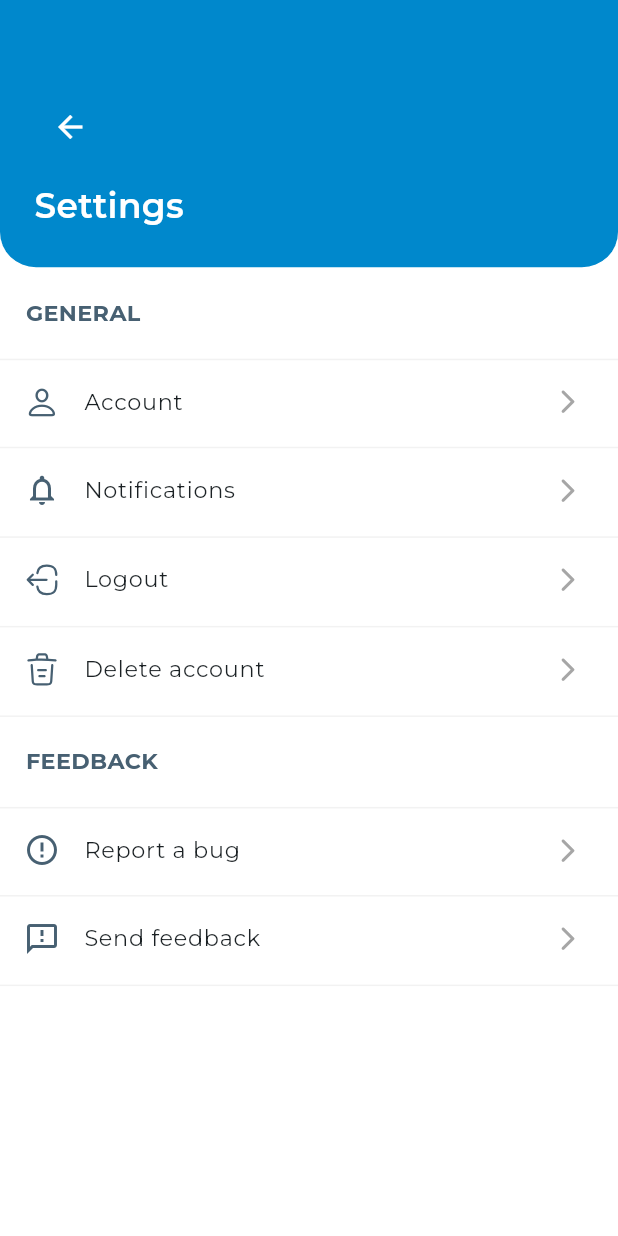
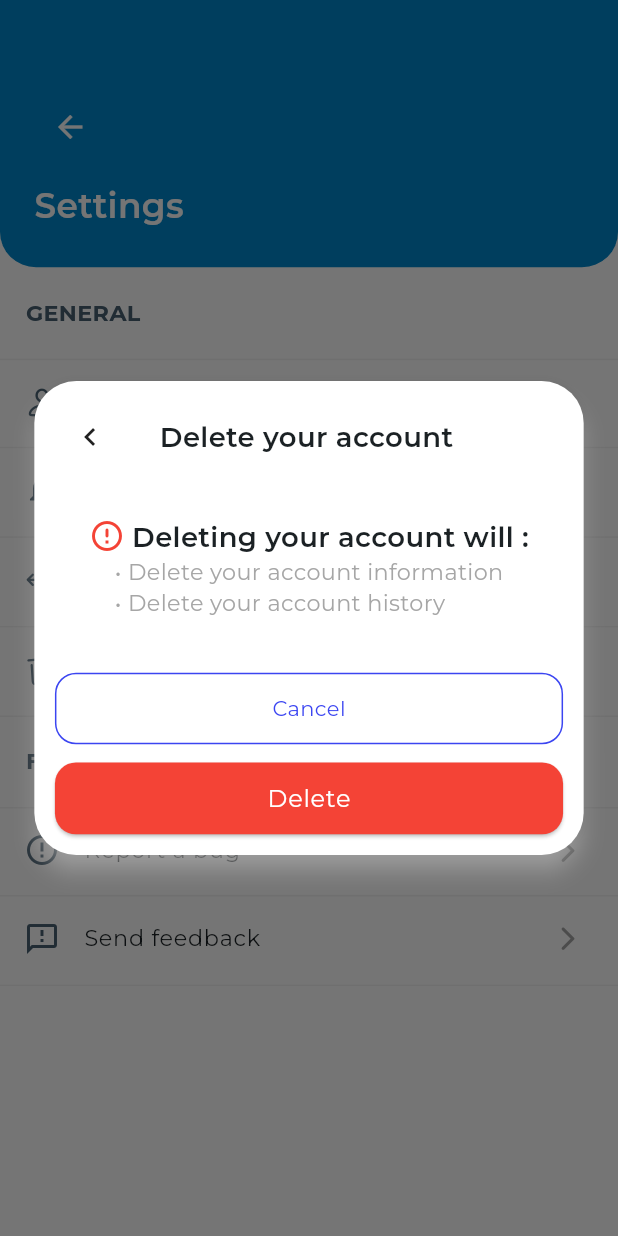
Before and after one commit to JER3MIAH/converse_chat_app, a Flutter app: the SettingScreen screen opened by its route, after a tap on "Delete account", on a phone screen of 412 x 824 dp. Run offline on Flutter 3.47's test engine with Material 3 defaults, Android fonts, the light colour scheme and no system bars; our stand-ins replace animated_text_kit, cached_network_image, cloud_firestore, dio, emoji_picker_flutter, firebase_auth and 15 more; accounts and stored records are empty; generated files the repository leaves out were written again; project files that could hold a hidden picture were left out.

Commit message:
Implement delete function

```diff
--- a/lib/src/features/auth/logic/services/auth_service.dart
+++ b/lib/src/features/auth/logic/services/auth_service.dart
@@ -58,6 +58,7 @@ class AuthService {
 
   Future<void> deleteAccount() async {
     try {
+      //TODO: Fix
       User? user = _auth.currentUser;
       if (user != null) {
         //? Get user's email before deleting the account
--- a/lib/src/features/settings/presentation/screens/setting_screen.dart
+++ b/lib/src/features/settings/presentation/screens/setting_screen.dart
@@ -1,14 +1,19 @@
+import 'package:converse/src/features/home/logic/providers/user_provider.dart';
+import 'package:converse/src/features/navigation/app_navigator.dart';
+import 'package:converse/src/features/navigation/routes.dart';
 import 'package:converse/src/shared/shared.dart';
+import 'package:converse/src/shared/widgets/app_snackbars.dart';
 import 'package:flutter/cupertino.dart';
 import 'package:flutter/material.dart';
+import 'package:flutter_riverpod/flutter_riverpod.dart';
 
 import '../widgets/widgets.dart';
 
-class SettingScreen extends StatelessWidget {
+class SettingScreen extends ConsumerWidget {
   const SettingScreen({super.key});
 
   @override
-  Widget build(BuildContext context) {
+  Widget build(BuildContext context, ref) {
     final theme = Theme.of(context).colorScheme;
     return Scaffold(
       body: Column(
@@ -38,7 +43,26 @@ class SettingScreen extends StatelessWidget {
           SettingsTile(
             leadingIcon: trashIcon,
             title: 'Delete account',
-            onTap: () {},
+            onTap: () {
+              AppDialog.dialog(
+                DeleteDialog(
+                  message: 'Are you sure you want to delete your account?',
+                  onTap: () async {
+                    AppNavigator.popDialog();
+                    final isSuccessful =
+                        await ref.read(userProvider.notifier).deleteUser();
+                    if (isSuccessful) {
+                      AppNavigator.replaceNamed(AuthRoutes.signUp);
+                    } else {
+                      AppSnackBar.showSnackbar(
+                        message: 'An error occured, could not delete account',
+                      );
+                    }
+                  },
+                ),
+                bgColor: theme.background,
+              );
+            },
           ),
           const SettingHeaderText(text: 'FEEDBACK'),
           SettingsTile(
--- /dev/null
+++ b/lib/src/features/settings/presentation/widgets/delete_dialog.dart
@@ -0,0 +1,99 @@
+import 'package:converse/src/features/navigation/app_navigator.dart';
+import 'package:converse/src/shared/shared.dart';
+import 'package:flutter/material.dart';
+
+class DeleteDialog extends StatelessWidget {
+  final String message;
+  final VoidCallback? onTap;
+  const DeleteDialog({
+    super.key,
+    required this.message,
+    this.onTap,
+  });
+
+  @override
+  Widget build(BuildContext context) {
+    final theme = Theme.of(context).colorScheme;
+
+    return Container(
+      padding: EdgeInsets.all(12.w),
+      child: Column(
+        crossAxisAlignment: CrossAxisAlignment.center,
+        mainAxisSize: MainAxisSize.min,
+        children: [
+          Row(
+            children: [
+              const AppBackButton(),
+              XBox(20.w),
+              Text(
+                'Delete your account',
+                style: TextStyle(
+                  fontSize: 16.sp,
+                  fontWeight: FontWeight.w600,
+                  color: theme.outline,
+                ),
+              ),
+            ],
+          ),
+          YBox(25.h),
+          Row(
+            mainAxisAlignment: MainAxisAlignment.center,
+            children: [
+              Icon(
+                Icons.error_outline_rounded,
+                color: appColors.error,
+              ),
+              XBox(4.w),
+              Text(
+                'Deleting your account will :',
+                style: TextStyle(
+                  fontSize: 16.sp,
+                  fontWeight: FontWeight.w600,
+                  color: theme.outline,
+                ),
+              )
+            ],
+          ),
+          Column(
+            crossAxisAlignment: CrossAxisAlignment.start,
+            children: [
+              Text(
+                '• Delete your account information',
+                style: TextStyle(
+                  fontSize: 13.sp,
+                  fontWeight: FontWeight.w400,
+                  color: appColors.grey80.withOpacity(0.7),
+                ),
+              ),
+              Text(
+                '• Delete your account history',
+                style: TextStyle(
+                  fontSize: 13.sp,
+                  fontWeight: FontWeight.w400,
+                  color: appColors.grey80.withOpacity(0.7),
+                ),
+              ),
+            ],
+          ),
+          YBox(30.h),
+          AppOutlineButton(
+            size: Size(double.infinity, 40.h),
+            radius: 14,
+            label: 'Cancel',
+            onPressed: () {
+              AppNavigator.popDialog();
+            },
+          ),
+          YBox(10.h),
+          AppButton(
+            buttonSize: Size(double.infinity, 40.h),
+            title: 'Delete',
+            borderRadius: BorderRadius.circular(14),
+            buttonColor: appColors.error,
+            onTap: onTap,
+          ),
+        ],
+      ),
+    );
+  }
+}
--- a/lib/src/features/settings/presentation/widgets/widgets.dart
+++ b/lib/src/features/settings/presentation/widgets/widgets.dart
@@ -1,2 +1,3 @@
 export 'setting_tile.dart';
 export 'header_text.dart';
+export 'delete_dialog.dart';
--- a/lib/src/shared/widgets/app_buttons.dart
+++ b/lib/src/shared/widgets/app_buttons.dart
@@ -44,65 +44,51 @@ class AppButton extends StatelessWidget {
                     Theme.of(context)
                         .textTheme
                         .bodyLarge!
-                        .copyWith(color: theme.background),
+                        .copyWith(color: appColors.white),
               ),
       ),
     );
   }
 }
 
-class AppOutlinedButton extends StatelessWidget {
-  final String text;
-  final VoidCallback? onTap;
-  final Color? overlayColor;
-  final Color? borderSideColor, textColor;
-  final double height;
-  final BorderRadius? borderRadius;
-  const AppOutlinedButton({
+class AppOutlineButton extends StatelessWidget {
+  const AppOutlineButton({
     super.key,
-    required this.text,
-    this.onTap,
-    this.overlayColor,
-    this.borderSideColor,
-    this.height = 60,
-    this.borderRadius,
-    this.textColor,
+    required this.label,
+    required this.onPressed,
+    this.borderColor,
+    this.radius = 20,
+    this.size,
+    this.labelStyle,
   });
+
+  final String label;
+  final TextStyle? labelStyle;
+  final VoidCallback onPressed;
+  final Color? borderColor;
+  final double radius;
+  final Size? size;
 
   @override
   Widget build(BuildContext context) {
-    return ClipRRect(
-      borderRadius: BorderRadius.circular(12),
-      child: SizedBox(
-        width: MediaQuery.of(context).size.width,
-        height: height,
-        child: OutlinedButton(
-          style: ButtonStyle(
-            padding:
-                MaterialStatePropertyAll(EdgeInsets.symmetric(vertical: 12.h)),
-            overlayColor: MaterialStatePropertyAll(
-                overlayColor ?? appColors.error.withOpacity(0.4)),
-            shape: MaterialStateProperty.all<RoundedRectangleBorder>(
-              RoundedRectangleBorder(
-                borderRadius: borderRadius ??
-                    BorderRadius.circular(10), // Adjust the radius as needed
-              ),
-            ),
-            side: MaterialStatePropertyAll(
-              BorderSide(
-                color: borderSideColor ?? appColors.error,
-              ),
-            ),
-          ),
-          onPressed: onTap,
-          child: Text(
-            text,
-            style: TextStyle(
-              fontSize: 16..sp,
-              fontWeight: FontWeight.w400,
-              color: textColor ?? appColors.error,
-            ),
-          ),
+    return OutlinedButton(
+      onPressed: onPressed,
+      style: OutlinedButton.styleFrom(
+        fixedSize: size,
+        side: BorderSide(
+          color: borderColor ?? appColors.blue,
+        ),
+        shape: RoundedRectangleBorder(
+          borderRadius: BorderRadius.circular(radius),
+        ),
+      ),
+      child: Center(
+        child: Text(
+          label,
+          style: labelStyle ??
+              Theme.of(context).textTheme.bodyMedium?.copyWith(
+                    color: appColors.blue,
+                  ),
         ),
       ),
     );
--- a/lib/src/shared/widgets/app_dialogs.dart
+++ b/lib/src/shared/widgets/app_dialogs.dart
@@ -3,11 +3,11 @@ import 'package:flutter/material.dart';
 import 'package:get/get.dart';
 
 class AppDialog {
-  static void dialog(Widget content) {
+  static void dialog(Widget content, {Color? bgColor}) {
     Get.dialog(
       Dialog(
         insetPadding: EdgeInsets.symmetric(horizontal: 20.w),
-        backgroundColor: appColors.white,
+        backgroundColor: bgColor ?? appColors.white,
         shadowColor: appColors.white,
         child: content,
       ),
```
Also changed, not shown: lib/src/features/home/logic/providers/user_provider.dart (+11 -0 lines).
